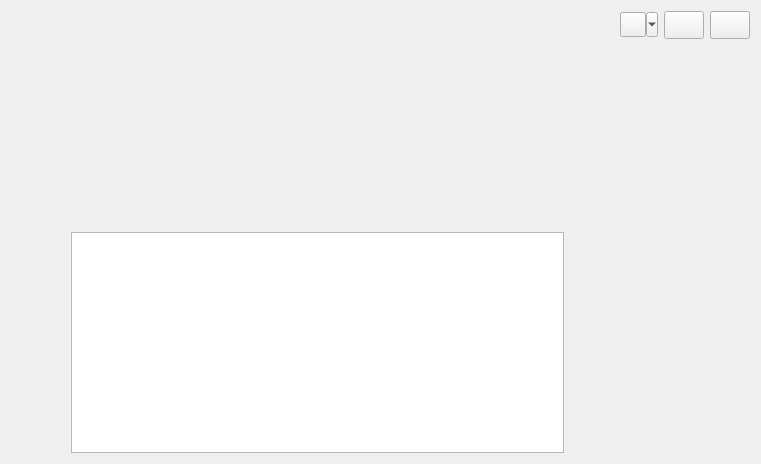
This is views/ui/title.ui in huangbop/usd as Qt 5 draws it before an edit. The edited form follows.
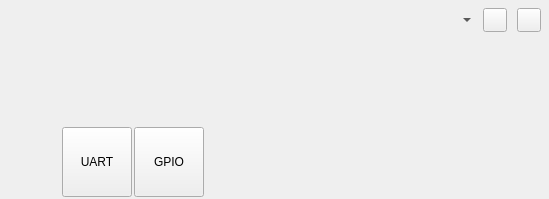
This is the edited form. Icons and pictures are not drawn.

Commit message: Central MotiView

Patch:
```diff
--- a/views/ui/title.ui
+++ b/views/ui/title.ui
@@ -6,14 +6,47 @@
    <rect>
     <x>0</x>
     <y>0</y>
-    <width>761</width>
-    <height>464</height>
+    <width>549</width>
+    <height>199</height>
    </rect>
   </property>
   <property name="windowTitle">
    <string>Form</string>
   </property>
-  <layout class="QHBoxLayout" name="horizontalLayout_2">
+  <layout class="QHBoxLayout" name="horizontalLayout_3">
+   <property name="spacing">
+    <number>0</number>
+   </property>
+   <property name="leftMargin">
+    <number>0</number>
+   </property>
+   <property name="topMargin">
+    <number>0</number>
+   </property>
+   <property name="rightMargin">
+    <number>0</number>
+   </property>
+   <property name="bottomMargin">
+    <number>0</number>
+   </property>
+   <item>
+    <widget class="QWidget" name="bg" native="true">
+     <layout class="QHBoxLayout" name="horizontalLayout_4">
+      <property name="spacing">
+       <number>2</number>
+      </property>
+      <property name="leftMargin">
+       <number>2</number>
+      </property>
+      <property name="topMargin">
+       <number>2</number>
+      </property>
+      <property name="rightMargin">
+       <number>2</number>
+      </property>
+      <property name="bottomMargin">
+       <number>2</number>
+      </property>
    <item>
     <spacer name="horizontalSpacer">
      <property name="orientation">
@@ -46,7 +79,60 @@
       </spacer>
      </item>
      <item>
-      <widget class="QGraphicsView" name="graphicsView"/>
+         <layout class="QHBoxLayout" name="horizontalLayout_2">
+          <item>
+           <widget class="QToolButton" name="tab_uart">
+            <property name="minimumSize">
+             <size>
+              <width>70</width>
+              <height>70</height>
+             </size>
+            </property>
+            <property name="text">
+             <string>UART</string>
+            </property>
+            <property name="icon">
+             <iconset resource="../usd.qrc">
+              <normaloff>:/images/images/uart.png</normaloff>:/images/images/uart.png</iconset>
+            </property>
+            <property name="iconSize">
+             <size>
+              <width>48</width>
+              <height>48</height>
+             </size>
+            </property>
+            <property name="toolButtonStyle">
+             <enum>Qt::ToolButtonTextUnderIcon</enum>
+            </property>
+           </widget>
+          </item>
+          <item>
+           <widget class="QToolButton" name="tab_gpio">
+            <property name="minimumSize">
+             <size>
+              <width>70</width>
+              <height>70</height>
+             </size>
+            </property>
+            <property name="text">
+             <string>GPIO</string>
+            </property>
+            <property name="icon">
+             <iconset resource="../usd.qrc">
+              <normaloff>:/images/images/gpio.png</normaloff>:/images/images/gpio.png</iconset>
+            </property>
+            <property name="iconSize">
+             <size>
+              <width>48</width>
+              <height>48</height>
+             </size>
+            </property>
+            <property name="toolButtonStyle">
+             <enum>Qt::ToolButtonTextUnderIcon</enum>
+            </property>
+           </widget>
+          </item>
+         </layout>
      </item>
     </layout>
    </item>
@@ -55,12 +141,9 @@
      <property name="orientation">
       <enum>Qt::Horizontal</enum>
      </property>
-     <property name="sizeType">
-      <enum>QSizePolicy::Fixed</enum>
-     </property>
      <property name="sizeHint" stdset="0">
       <size>
-       <width>50</width>
+          <width>224</width>
        <height>20</height>
       </size>
      </property>
@@ -70,15 +153,36 @@
     <layout class="QVBoxLayout" name="verticalLayout">
      <item>
       <layout class="QHBoxLayout" name="horizontalLayout">
+          <property name="spacing">
+           <number>10</number>
+          </property>
        <property name="sizeConstraint">
         <enum>QLayout::SetFixedSize</enum>
        </property>
+          <property name="topMargin">
+           <number>4</number>
+          </property>
+          <property name="rightMargin">
+           <number>6</number>
+          </property>
        <item>
         <widget class="QToolButton" name="toolButton">
          <property name="minimumSize">
           <size>
-           <width>23</width>
-           <height>0</height>
+              <width>28</width>
+              <height>28</height>
+             </size>
+            </property>
+            <property name="maximumSize">
+             <size>
+              <width>28</width>
+              <height>28</height>
+             </size>
+            </property>
+            <property name="baseSize">
+             <size>
+              <width>28</width>
+              <height>28</height>
           </size>
          </property>
          <property name="text">
@@ -90,8 +194,8 @@
          </property>
          <property name="iconSize">
           <size>
-           <width>18</width>
-           <height>18</height>
+              <width>24</width>
+              <height>24</height>
           </size>
          </property>
          <property name="popupMode">
@@ -100,13 +204,16 @@
          <property name="toolButtonStyle">
           <enum>Qt::ToolButtonIconOnly</enum>
          </property>
+            <property name="autoRaise">
+             <bool>true</bool>
+            </property>
          <property name="arrowType">
           <enum>Qt::NoArrow</enum>
          </property>
         </widget>
        </item>
        <item>
-        <widget class="QPushButton" name="btn_min">
+           <widget class="QToolButton" name="btn_min">
          <property name="sizePolicy">
           <sizepolicy hsizetype="Fixed" vsizetype="Fixed">
            <horstretch>0</horstretch>
@@ -115,8 +222,20 @@
          </property>
          <property name="minimumSize">
           <size>
-           <width>28</width>
-           <height>28</height>
+              <width>10</width>
+              <height>10</height>
+             </size>
+            </property>
+            <property name="maximumSize">
+             <size>
+              <width>24</width>
+              <height>24</height>
+             </size>
+            </property>
+            <property name="baseSize">
+             <size>
+              <width>10</width>
+              <height>10</height>
           </size>
          </property>
          <property name="text">
@@ -135,7 +254,7 @@
         </widget>
        </item>
        <item>
-        <widget class="QPushButton" name="btn_close">
+           <widget class="QToolButton" name="btn_close">
          <property name="enabled">
           <bool>true</bool>
          </property>
@@ -147,8 +266,14 @@
          </property>
          <property name="minimumSize">
           <size>
-           <width>28</width>
-           <height>28</height>
+              <width>24</width>
+              <height>24</height>
+             </size>
+            </property>
+            <property name="maximumSize">
+             <size>
+              <width>24</width>
+              <height>24</height>
           </size>
          </property>
          <property name="baseSize">
@@ -188,6 +313,9 @@
       </spacer>
      </item>
     </layout>
+      </item>
+     </layout>
+    </widget>
    </item>
   </layout>
  </widget>
```
Left out of the diff: 4 changed lines with no effect on the pictures. Lines whose indentation alone changed are shown as unchanged. The commit also changes 16 other files.
